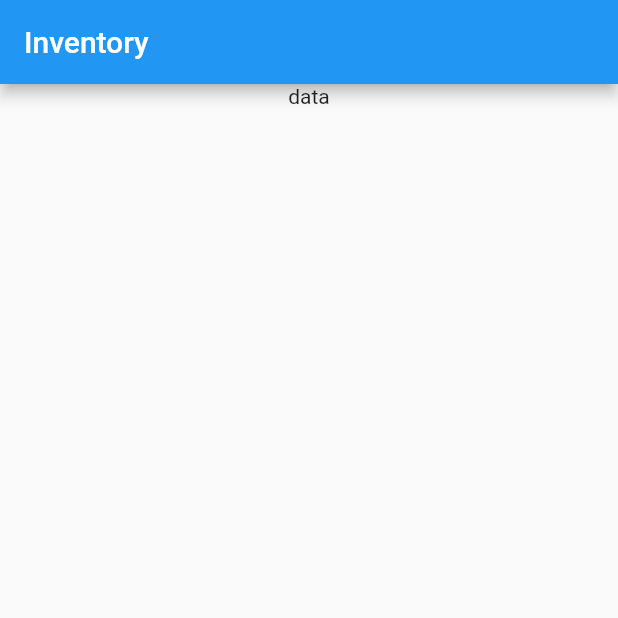
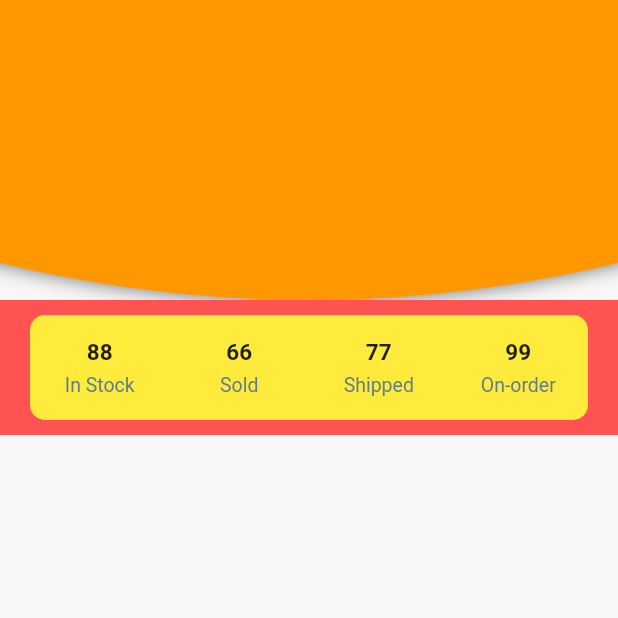
Before and after one commit to mr-kowtow/mr_stokka, a Flutter app: the screen it shows after launch, on a phone screen of 412 x 824 dp, the top half of it. Run offline on Flutter 3.47's test engine with Material 2 defaults, Android fonts, the phone set to English and light mode, and no system bars; missing offline and left inert: dart_airtable.

Commit message:
added roundedAppBar

```diff
--- /dev/null
+++ b/lib/constants.dart
@@ -0,0 +1,18 @@
+import 'package:flutter/material.dart';
+
+const kTitleTextStyle = TextStyle(
+  fontSize: 15.0,
+  fontWeight: FontWeight.bold,
+);
+
+const kRegularTextStyle = TextStyle(
+  fontSize: 15.0,
+);
+
+const kGreyedTextStyle = TextStyle(
+  fontSize: 13.0,
+  color: Colors.blueGrey
+);
+
+const kPrimaryColour = Color(0xFF2E62EB);
+const kBackgroundColour = Color(0xFFF7F7F7);
--- a/lib/home_page.dart
+++ b/lib/home_page.dart
@@ -1,7 +1,11 @@
-import 'package:dart_airtable/dart_airtable.dart';
+import 'package:flutter/cupertino.dart';
 import 'package:flutter/material.dart';
 import 'package:mr_stokka/data_hub.dart';
 import 'package:mr_stokka/reusable_card.dart';
+import 'package:mr_stokka/itemPage.dart';
+import 'package:mr_stokka/roundedAppBar.dart';
+
+import 'constants.dart';
 
 class HomePage extends StatefulWidget {
   @override
@@ -12,15 +16,13 @@ class _HomePageState extends State<HomePage> {
   List<String> _brand = [];
   List<String> _item  = [];
   List<String> _price = [];
-  int _counter=0;
-  List<AirtableRecord> _records;
-
 
   @override
   void initState() {
     super.initState();
     getRecords();
   }
+
   void getRecords() async {
     DataHub dataHub = DataHub();
     await dataHub.getRecords().then((value) {
@@ -30,35 +32,110 @@ class _HomePageState extends State<HomePage> {
         _item = dataHub.getItemList();
         _price = dataHub.getPriceList();
       });
-
     });
-
   }
 
   @override
   Widget build(BuildContext context) {
     return Scaffold(
-      appBar: AppBar(
-        title: Text('Inventory'),
-      ),
+      appBar: RoundedAppBar(),
       body: Column(
         children: <Widget>[
-          Expanded(flex: 1,child: Text("data")),
+          Expanded(
+            flex: 2,
+            child: Column(
+              children: <Widget>[
+                Container(
+                  height: 90,
+                  color: Colors.redAccent,
+                    child: ReusableCard(
+                      colour: Colors.yellow,
+                      borderRadius: 10.0,
+                      cardChild: Row(
+                        children: <Widget>[
+                          Expanded(child:
+                            Column(
+                              mainAxisAlignment: MainAxisAlignment.center,
+                              children: <Widget>[
+                                Text("88", style: kTitleTextStyle,),
+                                SizedBox(height: 5.0,),
+                                Text("In Stock", style: kGreyedTextStyle,),
+                              ],
+                            ),
+                          ),
+                          Expanded(child:
+                            Column(
+                              mainAxisAlignment: MainAxisAlignment.center,
+                              children: <Widget>[
+                                Text("66", style: kTitleTextStyle,),
+                                SizedBox(height: 5.0,),
+                                Text("Sold", style: kGreyedTextStyle,),
+                              ],
+                            ),
+                          ),
+                          Expanded(child:
+                            Column(
+                              mainAxisAlignment: MainAxisAlignment.center,
+                              children: <Widget>[
+                                Text("77", style: kTitleTextStyle,),
+                                SizedBox(height: 5.0,),
+                                Text("Shipped", style: kGreyedTextStyle,),
+                              ],
+                            ),
+                          ),
+                          Expanded(child:
+                            Column(
+                              mainAxisAlignment: MainAxisAlignment.center,
+                              children: <Widget>[
+                                Text("99", style: kTitleTextStyle,),
+                                SizedBox(height: 5.0,),
+                                Text("On-order", style: kGreyedTextStyle,),
+                              ],
+                            ),
+                          ),
+                        ],
+                      ),
+                  ),
+                ),
+              ],
+            )
+          ),
           Expanded(
             flex: 5,
             child: ListView.builder(
               itemCount: _brand.length,
               itemBuilder: (BuildContext context, int index) {
                 return Container(
-                  height: 120,
-                  color: Colors.yellow,
+                  height: 100,
+                  color: kBackgroundColour,
                   child: ReusableCard(
-                    colour: Colors.red,
-                    cardChild: Column(
+                    onPress: (){
+                      Navigator.push(
+                          context,
+                          MaterialPageRoute(
+                              builder: (context) => ItemPage()
+                          )
+                      );
+                    },
+                    colour: Colors.white,
+                    cardChild: Row(
                       children: <Widget>[
-                        Text('${_brand[index]}'),
-                        Text('${_item[index]}'),
-                        Text('${_price[index]}'),
+                        Container(
+                          color: Colors.green,
+                          width: 4,
+                          margin: EdgeInsets.only(right: 10),
+                        ),
+                        Flexible(
+                          child: Column(
+                            mainAxisAlignment: MainAxisAlignment.center,
+                            crossAxisAlignment: CrossAxisAlignment.start,
+                            children: <Widget>[
+                              Text('${_brand[index]}',style: kRegularTextStyle,),
+                              Text('${_item[index]}', overflow:TextOverflow.ellipsis,style: kTitleTextStyle,),
+                              Text('\$${_price[index]}', style: kRegularTextStyle,),
+                            ],
+                          ),
+                        ),
                       ],
                     ),
                   ),
--- a/lib/main.dart
+++ b/lib/main.dart
@@ -1,4 +1,5 @@
 import 'package:flutter/material.dart';
+import 'constants.dart';
 import 'home_page.dart';
 void main() => runApp(StockManagement());
 
@@ -6,6 +7,10 @@ class StockManagement extends StatelessWidget {
   @override
   Widget build(BuildContext context) {
     return MaterialApp(
+      theme: ThemeData.light().copyWith(
+        primaryColor: kPrimaryColour,
+        scaffoldBackgroundColor: kBackgroundColour
+      ),
       home: HomePage(),
     );
   }
--- a/lib/reusable_card.dart
+++ b/lib/reusable_card.dart
@@ -1,12 +1,12 @@
 import 'package:flutter/material.dart';
 
 class ReusableCard extends StatelessWidget {
-  ReusableCard({@required this.colour, this.cardChild, this.onPress});
+  ReusableCard({@required this.colour, this.cardChild, this.onPress, this.borderRadius = 5.0});
 
   final Color colour;
   final Widget cardChild;
   final Function onPress;
-
+  final double borderRadius;
   @override
   Widget build(BuildContext context) {
     return GestureDetector(
@@ -15,8 +15,7 @@ class ReusableCard extends StatelessWidget {
         child: cardChild,
 //        margin: EdgeInsets.all(15.0),
         margin: EdgeInsets.symmetric(vertical: 10.0, horizontal: 20.0),
-        decoration: BoxDecoration(color: colour, borderRadius: BorderRadius.circular(10.0)),
-
+        decoration: BoxDecoration(color: colour, borderRadius: BorderRadius.circular(borderRadius)),
       ),
     );
   }
--- /dev/null
+++ b/lib/roundedAppBar.dart
@@ -0,0 +1,39 @@
+import 'package:flutter/material.dart';
+
+class RoundedAppBar extends StatelessWidget implements PreferredSizeWidget {
+  @override
+  Widget build(BuildContext context) {
+    return new SizedBox.fromSize(
+      size: preferredSize,
+      child: new LayoutBuilder(builder: (context, constraint) {
+        final width = constraint.maxWidth * 8;
+        return new ClipRect(
+          child: new OverflowBox(
+            maxHeight: double.infinity,
+            maxWidth: double.infinity,
+            child: new SizedBox(
+              width: width,
+              height: width,
+              child: new Padding(
+                padding: new EdgeInsets.only(
+                    bottom: width / 2 - preferredSize.height / 2),
+                child: new DecoratedBox(
+                  decoration: new BoxDecoration(
+                    color: Colors.orange,
+                    shape: BoxShape.circle,
+                    boxShadow: [
+                      new BoxShadow(color: Colors.black54, blurRadius: 10.0)
+                    ],
+                  ),
+                ),
+              ),
+            ),
+          ),
+        );
+      }),
+    );
+  }
+
+  @override
+  Size get preferredSize =>  Size.fromHeight(200.0);
+}
```
Also changed, not shown: lib/itemPage.dart (added, +20 -0 lines).
